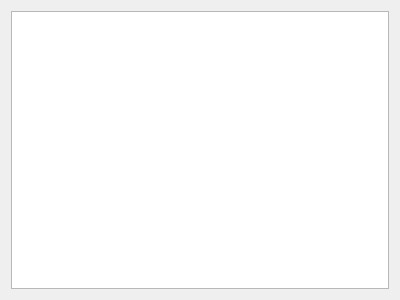
First picture: the form in source/trsedocuments/formfjong.ui, repository leuat/TRSE, before the edit.
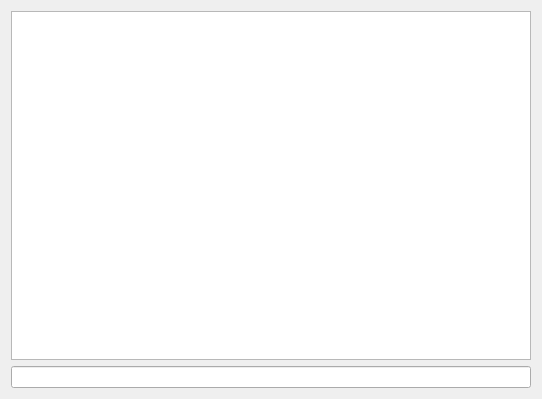
Second picture: the form after the edit. Custom widgets are drawn as their Qt base class.

The edit to the form file:
```diff
--- a/source/trsedocuments/formfjong.ui
+++ b/source/trsedocuments/formfjong.ui
@@ -6,16 +6,23 @@
    <rect>
     <x>0</x>
     <y>0</y>
-    <width>400</width>
-    <height>300</height>
+    <width>542</width>
+    <height>399</height>
    </rect>
   </property>
   <property name="windowTitle">
    <string>Form</string>
   </property>
   <layout class="QGridLayout" name="gridLayout_2">
-   <item row="0" column="0">
-    <widget class="FjongEditor" name="txtEditor"/>
+   <item row="2" column="0">
+    <layout class="QGridLayout" name="gridLayout">
+     <item row="1" column="0">
+      <widget class="FjongEditor" name="txtEditor"/>
+     </item>
+     <item row="2" column="0">
+      <widget class="QLineEdit" name="leSearch"/>
+     </item>
+    </layout>
    </item>
   </layout>
  </widget>
```
